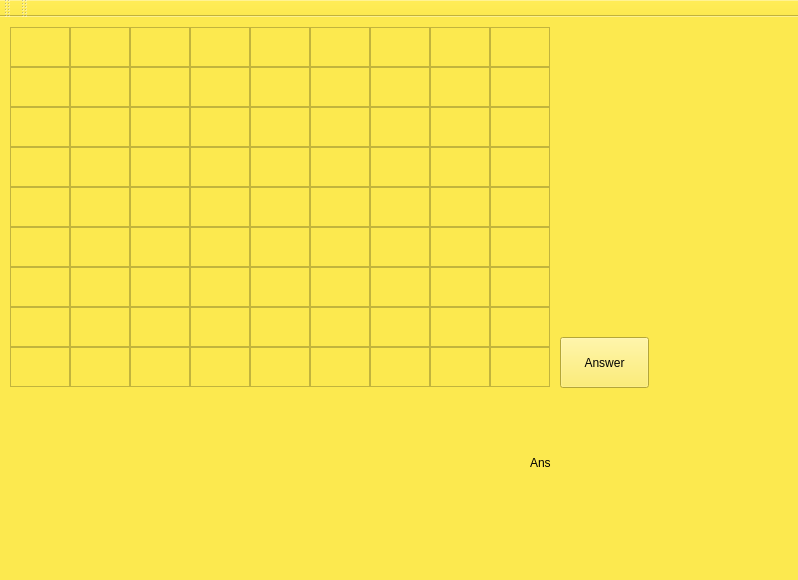
Qt form gui/mainwindow.ui (fastz123/EmbededSW_Proj) before a commit.
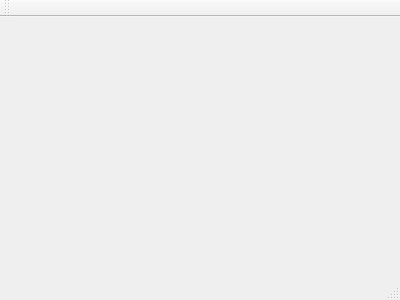
The same form after that commit.

Commit message: this is main.c for gui test

The edit to the form file:
```diff
--- a/gui/mainwindow.ui
+++ b/gui/mainwindow.ui
@@ -1,935 +1,25 @@
 <?xml version="1.0" encoding="UTF-8"?>
 <ui version="4.0">
  <class>MainWindow</class>
- <widget class="QMainWindow" name="MainWindow">
-  <property name="geometry">
+ <widget class="QMainWindow" name="MainWindow" >
+  <property name="geometry" >
    <rect>
     <x>0</x>
     <y>0</y>
-    <width>798</width>
-    <height>580</height>
+    <width>400</width>
+    <height>300</height>
    </rect>
   </property>
   <property name="windowTitle">
    <string>MainWindow</string>
   </property>
-  <property name="autoFillBackground">
-   <bool>false</bool>
-  </property>
-  <property name="styleSheet">
-   <string notr="true">background-color: rgb(252, 233, 79);</string>
-  </property>
-  <widget class="QWidget" name="centralWidget">
-   <widget class="QTextEdit" name="textEdit_2">
-    <property name="geometry">
-     <rect>
-      <x>70</x>
-      <y>10</y>
-      <width>60</width>
-      <height>40</height>
-     </rect>
-    </property>
-    <property name="styleSheet">
-     <string notr="true">color: qlineargradient(spread:pad, x1:0, y1:0, x2:1, y2:0, stop:0 rgba(0, 0, 0, 255), stop:1 rgba(255, 255, 255, 255));</string>
-    </property>
-   </widget>
-   <widget class="QTextEdit" name="textEdit_3">
-    <property name="geometry">
-     <rect>
-      <x>130</x>
-      <y>10</y>
-      <width>60</width>
-      <height>40</height>
-     </rect>
-    </property>
-    <property name="styleSheet">
-     <string notr="true">border-color: rgb(0, 0, 0);</string>
-    </property>
-   </widget>
-   <widget class="QTextEdit" name="textEdit_4">
-    <property name="geometry">
-     <rect>
-      <x>190</x>
-      <y>10</y>
-      <width>60</width>
-      <height>40</height>
-     </rect>
-    </property>
-    <property name="styleSheet">
-     <string notr="true">border-color: rgb(0, 0, 0);
-border-top-color: rgb(0, 0, 0);
-border-left-color: rgb(0, 0, 0);
-border-bottom-color: rgb(0, 0, 0);
-border-left-color: rgb(0, 0, 0);</string>
-    </property>
-   </widget>
-   <widget class="QTextEdit" name="textEdit_8">
-    <property name="geometry">
-     <rect>
-      <x>430</x>
-      <y>10</y>
-      <width>60</width>
-      <height>40</height>
-     </rect>
-    </property>
-   </widget>
-   <widget class="QTextEdit" name="textEdit_6">
-    <property name="geometry">
-     <rect>
-      <x>310</x>
-      <y>10</y>
-      <width>60</width>
-      <height>40</height>
-     </rect>
-    </property>
-   </widget>
-   <widget class="QTextEdit" name="textEdit_7">
-    <property name="geometry">
-     <rect>
-      <x>370</x>
-      <y>10</y>
-      <width>60</width>
-      <height>40</height>
-     </rect>
-    </property>
-   </widget>
-   <widget class="QTextEdit" name="textEdit_5">
-    <property name="geometry">
-     <rect>
-      <x>250</x>
-      <y>10</y>
-      <width>60</width>
-      <height>40</height>
-     </rect>
-    </property>
-   </widget>
-   <widget class="QTextEdit" name="textEdit_9">
-    <property name="geometry">
-     <rect>
-      <x>490</x>
-      <y>10</y>
-      <width>60</width>
-      <height>40</height>
-     </rect>
-    </property>
-   </widget>
-   <widget class="QTextEdit" name="textEdit_18">
-    <property name="geometry">
-     <rect>
-      <x>490</x>
-      <y>50</y>
-      <width>60</width>
-      <height>40</height>
-     </rect>
-    </property>
-   </widget>
-   <widget class="QTextEdit" name="textEdit_13">
-    <property name="geometry">
-     <rect>
-      <x>190</x>
-      <y>50</y>
-      <width>60</width>
-      <height>40</height>
-     </rect>
-    </property>
-   </widget>
-   <widget class="QTextEdit" name="textEdit_14">
-    <property name="geometry">
-     <rect>
-      <x>250</x>
-      <y>50</y>
-      <width>60</width>
-      <height>40</height>
-     </rect>
-    </property>
-   </widget>
-   <widget class="QTextEdit" name="textEdit_16">
-    <property name="geometry">
-     <rect>
-      <x>370</x>
-      <y>50</y>
-      <width>60</width>
-      <height>40</height>
-     </rect>
-    </property>
-   </widget>
-   <widget class="QTextEdit" name="textEdit_11">
-    <property name="geometry">
-     <rect>
-      <x>70</x>
-      <y>50</y>
-      <width>60</width>
-      <height>40</height>
-     </rect>
-    </property>
-    <property name="html">
-     <string>&lt;!DOCTYPE HTML PUBLIC &quot;-//W3C//DTD HTML 4.0//EN&quot; &quot;http://www.w3.org/TR/REC-html40/strict.dtd&quot;&gt;
-&lt;html&gt;&lt;head&gt;&lt;meta name=&quot;qrichtext&quot; content=&quot;1&quot; /&gt;&lt;style type=&quot;text/css&quot;&gt;
-p, li { white-space: pre-wrap; }
-&lt;/style&gt;&lt;/head&gt;&lt;body style=&quot; font-family:'Ubuntu'; font-size:11pt; font-weight:400; font-style:normal;&quot;&gt;
-&lt;p style=&quot;-qt-paragraph-type:empty; margin-top:0px; margin-bottom:0px; margin-left:0px; margin-right:0px; -qt-block-indent:0; text-indent:0px;&quot;&gt;&lt;br /&gt;&lt;/p&gt;&lt;/body&gt;&lt;/html&gt;</string>
-    </property>
-   </widget>
-   <widget class="QTextEdit" name="textEdit_12">
-    <property name="geometry">
-     <rect>
-      <x>130</x>
-      <y>50</y>
-      <width>60</width>
-      <height>40</height>
-     </rect>
-    </property>
-   </widget>
-   <widget class="QTextEdit" name="textEdit_17">
-    <property name="geometry">
-     <rect>
-      <x>430</x>
-      <y>50</y>
-      <width>60</width>
-      <height>40</height>
-     </rect>
-    </property>
-   </widget>
-   <widget class="QTextEdit" name="textEdit_15">
-    <property name="geometry">
-     <rect>
-      <x>310</x>
-      <y>50</y>
-      <width>60</width>
-      <height>40</height>
-     </rect>
-    </property>
-   </widget>
-   <widget class="QTextEdit" name="textEdit_10">
-    <property name="geometry">
-     <rect>
-      <x>10</x>
-      <y>50</y>
-      <width>60</width>
-      <height>40</height>
-     </rect>
-    </property>
-   </widget>
-   <widget class="QTextEdit" name="textEdit_28">
-    <property name="geometry">
-     <rect>
-      <x>10</x>
-      <y>130</y>
-      <width>60</width>
-      <height>40</height>
-     </rect>
-    </property>
-   </widget>
-   <widget class="QTextEdit" name="textEdit_35">
-    <property name="geometry">
-     <rect>
-      <x>430</x>
-      <y>130</y>
-      <width>60</width>
-      <height>40</height>
-     </rect>
-    </property>
-   </widget>
-   <widget class="QTextEdit" name="textEdit_32">
-    <property name="geometry">
-     <rect>
-      <x>250</x>
-      <y>130</y>
-      <width>60</width>
-      <height>40</height>
-     </rect>
-    </property>
-   </widget>
-   <widget class="QTextEdit" name="textEdit_30">
-    <property name="geometry">
-     <rect>
-      <x>130</x>
-      <y>130</y>
-      <width>60</width>
-      <height>40</height>
-     </rect>
-    </property>
-   </widget>
-   <widget class="QTextEdit" name="textEdit_20">
-    <property name="geometry">
-     <rect>
-      <x>70</x>
-      <y>90</y>
-      <width>60</width>
-      <height>40</height>
-     </rect>
-    </property>
-   </widget>
-   <widget class="QTextEdit" name="textEdit_22">
-    <property name="geometry">
-     <rect>
-      <x>190</x>
-      <y>90</y>
-      <width>60</width>
-      <height>40</height>
-     </rect>
-    </property>
-   </widget>
-   <widget class="QTextEdit" name="textEdit_23">
-    <property name="geometry">
-     <rect>
-      <x>250</x>
-      <y>90</y>
-      <width>60</width>
-      <height>40</height>
-     </rect>
-    </property>
-   </widget>
-   <widget class="QTextEdit" name="textEdit_26">
-    <property name="geometry">
-     <rect>
-      <x>430</x>
-      <y>90</y>
-      <width>60</width>
-      <height>40</height>
-     </rect>
-    </property>
-   </widget>
-   <widget class="QTextEdit" name="textEdit_34">
-    <property name="geometry">
-     <rect>
-      <x>370</x>
-      <y>130</y>
-      <width>60</width>
-      <height>40</height>
-     </rect>
-    </property>
-   </widget>
-   <widget class="QTextEdit" name="textEdit_33">
-    <property name="geometry">
-     <rect>
-      <x>310</x>
-      <y>130</y>
-      <width>60</width>
-      <height>40</height>
-     </rect>
-    </property>
-   </widget>
-   <widget class="QTextEdit" name="textEdit_29">
-    <property name="geometry">
-     <rect>
-      <x>70</x>
-      <y>130</y>
-      <width>60</width>
-      <height>40</height>
-     </rect>
-    </property>
-    <property name="styleSheet">
-     <string notr="true">gridline-color: rgb(0, 0, 0);</string>
-    </property>
-   </widget>
-   <widget class="QTextEdit" name="textEdit_21">
-    <property name="geometry">
-     <rect>
-      <x>130</x>
-      <y>90</y>
-      <width>60</width>
-      <height>40</height>
-     </rect>
-    </property>
-   </widget>
-   <widget class="QTextEdit" name="textEdit_27">
-    <property name="geometry">
-     <rect>
-      <x>490</x>
-      <y>90</y>
-      <width>60</width>
-      <height>40</height>
-     </rect>
-    </property>
-   </widget>
-   <widget class="QTextEdit" name="textEdit_24">
-    <property name="geometry">
-     <rect>
-      <x>310</x>
-      <y>90</y>
-      <width>60</width>
-      <height>40</height>
-     </rect>
-    </property>
-   </widget>
-   <widget class="QTextEdit" name="textEdit_19">
-    <property name="geometry">
-     <rect>
-      <x>10</x>
-      <y>90</y>
-      <width>60</width>
-      <height>40</height>
-     </rect>
-    </property>
-   </widget>
-   <widget class="QTextEdit" name="textEdit_31">
-    <property name="geometry">
-     <rect>
-      <x>190</x>
-      <y>130</y>
-      <width>60</width>
-      <height>40</height>
-     </rect>
-    </property>
-   </widget>
-   <widget class="QTextEdit" name="textEdit_36">
-    <property name="geometry">
-     <rect>
-      <x>490</x>
-      <y>130</y>
-      <width>60</width>
-      <height>40</height>
-     </rect>
-    </property>
-   </widget>
-   <widget class="QTextEdit" name="textEdit_25">
-    <property name="geometry">
-     <rect>
-      <x>370</x>
-      <y>90</y>
-      <width>60</width>
-      <height>40</height>
-     </rect>
-    </property>
-   </widget>
-   <widget class="QTextEdit" name="textEdit_61">
-    <property name="geometry">
-     <rect>
-      <x>370</x>
-      <y>250</y>
-      <width>60</width>
-      <height>40</height>
-     </rect>
-    </property>
-   </widget>
-   <widget class="QTextEdit" name="textEdit_56">
-    <property name="geometry">
-     <rect>
-      <x>70</x>
-      <y>250</y>
-      <width>60</width>
-      <height>40</height>
-     </rect>
-    </property>
-   </widget>
-   <widget class="QTextEdit" name="textEdit_70">
-    <property name="geometry">
-     <rect>
-      <x>370</x>
-      <y>290</y>
-      <width>60</width>
-      <height>40</height>
-     </rect>
-    </property>
-   </widget>
-   <widget class="QTextEdit" name="textEdit_55">
-    <property name="geometry">
-     <rect>
-      <x>10</x>
-      <y>250</y>
-      <width>60</width>
-      <height>40</height>
-     </rect>
-    </property>
-   </widget>
-   <widget class="QTextEdit" name="textEdit_59">
-    <property name="geometry">
-     <rect>
-      <x>250</x>
-      <y>250</y>
-      <width>60</width>
-      <height>40</height>
-     </rect>
-    </property>
-   </widget>
-   <widget class="QTextEdit" name="textEdit_53">
-    <property name="geometry">
-     <rect>
-      <x>430</x>
-      <y>210</y>
-      <width>60</width>
-      <height>40</height>
-     </rect>
-    </property>
-    <property name="styleSheet">
-     <string notr="true">selection-color: rgb(0, 0, 0);</string>
-    </property>
-   </widget>
-   <widget class="QTextEdit" name="textEdit_50">
-    <property name="geometry">
-     <rect>
-      <x>250</x>
-      <y>210</y>
-      <width>60</width>
-      <height>40</height>
-     </rect>
-    </property>
-   </widget>
-   <widget class="QTextEdit" name="textEdit_58">
-    <property name="geometry">
-     <rect>
-      <x>190</x>
-      <y>250</y>
-      <width>60</width>
-      <height>40</height>
-     </rect>
-    </property>
-   </widget>
-   <widget class="QTextEdit" name="textEdit_57">
-    <property name="geometry">
-     <rect>
-      <x>130</x>
-      <y>250</y>
-      <width>60</width>
-      <height>40</height>
-     </rect>
-    </property>
-   </widget>
-   <widget class="QTextEdit" name="textEdit_62">
-    <property name="geometry">
-     <rect>
-      <x>430</x>
-      <y>250</y>
-      <width>60</width>
-      <height>40</height>
-     </rect>
-    </property>
-   </widget>
-   <widget class="QTextEdit" name="textEdit_48">
-    <property name="geometry">
-     <rect>
-      <x>130</x>
-      <y>210</y>
-      <width>60</width>
-      <height>40</height>
-     </rect>
-    </property>
-   </widget>
-   <widget class="QTextEdit" name="textEdit_69">
-    <property name="geometry">
-     <rect>
-      <x>310</x>
-      <y>290</y>
-      <width>60</width>
-      <height>40</height>
-     </rect>
-    </property>
-   </widget>
-   <widget class="QTextEdit" name="textEdit_38">
-    <property name="geometry">
-     <rect>
-      <x>70</x>
-      <y>170</y>
-      <width>60</width>
-      <height>40</height>
-     </rect>
-    </property>
-   </widget>
-   <widget class="QTextEdit" name="textEdit_40">
-    <property name="geometry">
-     <rect>
-      <x>190</x>
-      <y>170</y>
-      <width>60</width>
-      <height>40</height>
-     </rect>
-    </property>
-   </widget>
-   <widget class="QTextEdit" name="textEdit_41">
-    <property name="geometry">
-     <rect>
-      <x>250</x>
-      <y>170</y>
-      <width>60</width>
-      <height>40</height>
-     </rect>
-    </property>
-    <property name="styleSheet">
-     <string notr="true">color: rgb(0, 0, 0);</string>
-    </property>
-   </widget>
-   <widget class="QTextEdit" name="textEdit_68">
-    <property name="geometry">
-     <rect>
-      <x>250</x>
-      <y>290</y>
-      <width>60</width>
-      <height>40</height>
-     </rect>
-    </property>
-   </widget>
-   <widget class="QTextEdit" name="textEdit_65">
-    <property name="geometry">
-     <rect>
-      <x>70</x>
-      <y>290</y>
-      <width>60</width>
-      <height>40</height>
-     </rect>
-    </property>
-   </widget>
-   <widget class="QTextEdit" name="textEdit_63">
-    <property name="geometry">
-     <rect>
-      <x>490</x>
-      <y>250</y>
-      <width>60</width>
-      <height>40</height>
-     </rect>
-    </property>
-   </widget>
-   <widget class="QTextEdit" name="textEdit_44">
-    <property name="geometry">
-     <rect>
-      <x>430</x>
-      <y>170</y>
-      <width>60</width>
-      <height>40</height>
-     </rect>
-    </property>
-   </widget>
-   <widget class="QTextEdit" name="textEdit_64">
-    <property name="geometry">
-     <rect>
-      <x>10</x>
-      <y>290</y>
-      <width>60</width>
-      <height>40</height>
-     </rect>
-    </property>
-   </widget>
-   <widget class="QTextEdit" name="textEdit_67">
-    <property name="geometry">
-     <rect>
-      <x>190</x>
-      <y>290</y>
-      <width>60</width>
-      <height>40</height>
-     </rect>
-    </property>
-   </widget>
-   <widget class="QTextEdit" name="textEdit_66">
-    <property name="geometry">
-     <rect>
-      <x>130</x>
-      <y>290</y>
-      <width>60</width>
-      <height>40</height>
-     </rect>
-    </property>
-   </widget>
-   <widget class="QTextEdit" name="textEdit_60">
-    <property name="geometry">
-     <rect>
-      <x>310</x>
-      <y>250</y>
-      <width>60</width>
-      <height>40</height>
-     </rect>
-    </property>
-   </widget>
-   <widget class="QTextEdit" name="textEdit_52">
-    <property name="geometry">
-     <rect>
-      <x>370</x>
-      <y>210</y>
-      <width>60</width>
-      <height>40</height>
-     </rect>
-    </property>
-   </widget>
-   <widget class="QTextEdit" name="textEdit_51">
-    <property name="geometry">
-     <rect>
-      <x>310</x>
-      <y>210</y>
-      <width>60</width>
-      <height>40</height>
-     </rect>
-    </property>
-   </widget>
-   <widget class="QTextEdit" name="textEdit_47">
-    <property name="geometry">
-     <rect>
-      <x>70</x>
-      <y>210</y>
-      <width>60</width>
-      <height>40</height>
-     </rect>
-    </property>
-   </widget>
-   <widget class="QTextEdit" name="textEdit_39">
-    <property name="geometry">
-     <rect>
-      <x>130</x>
-      <y>170</y>
-      <width>60</width>
-      <height>40</height>
-     </rect>
-    </property>
-   </widget>
-   <widget class="QTextEdit" name="textEdit_45">
-    <property name="geometry">
-     <rect>
-      <x>490</x>
-      <y>170</y>
-      <width>60</width>
-      <height>40</height>
-     </rect>
-    </property>
-   </widget>
-   <widget class="QTextEdit" name="textEdit_71">
-    <property name="geometry">
-     <rect>
-      <x>430</x>
-      <y>290</y>
-      <width>60</width>
-      <height>40</height>
-     </rect>
-    </property>
-   </widget>
-   <widget class="QTextEdit" name="textEdit_42">
-    <property name="geometry">
-     <rect>
-      <x>310</x>
-      <y>170</y>
-      <width>60</width>
-      <height>40</height>
-     </rect>
-    </property>
-   </widget>
-   <widget class="QTextEdit" name="textEdit_37">
-    <property name="geometry">
-     <rect>
-      <x>10</x>
-      <y>170</y>
-      <width>60</width>
-      <height>40</height>
-     </rect>
-    </property>
-   </widget>
-   <widget class="QTextEdit" name="textEdit_46">
-    <property name="geometry">
-     <rect>
-      <x>10</x>
-      <y>210</y>
-      <width>60</width>
-      <height>40</height>
-     </rect>
-    </property>
-   </widget>
-   <widget class="QTextEdit" name="textEdit_49">
-    <property name="geometry">
-     <rect>
-      <x>190</x>
-      <y>210</y>
-      <width>60</width>
-      <height>40</height>
-     </rect>
-    </property>
-   </widget>
-   <widget class="QTextEdit" name="textEdit_54">
-    <property name="geometry">
-     <rect>
-      <x>490</x>
-      <y>210</y>
-      <width>60</width>
-      <height>40</height>
-     </rect>
-    </property>
-   </widget>
-   <widget class="QTextEdit" name="textEdit_43">
-    <property name="geometry">
-     <rect>
-      <x>370</x>
-      <y>170</y>
-      <width>60</width>
-      <height>40</height>
-     </rect>
-    </property>
-   </widget>
-   <widget class="QTextEdit" name="textEdit_72">
-    <property name="geometry">
-     <rect>
-      <x>490</x>
-      <y>290</y>
-      <width>60</width>
-      <height>40</height>
-     </rect>
-    </property>
-   </widget>
-   <widget class="QTextEdit" name="textEdit_79">
-    <property name="geometry">
-     <rect>
-      <x>370</x>
-      <y>330</y>
-      <width>60</width>
-      <height>40</height>
-     </rect>
-    </property>
-    <property name="styleSheet">
-     <string notr="true">selection-color: rgb(0, 0, 0);</string>
-    </property>
-   </widget>
-   <widget class="QTextEdit" name="textEdit_80">
-    <property name="geometry">
-     <rect>
-      <x>430</x>
-      <y>330</y>
-      <width>60</width>
-      <height>40</height>
-     </rect>
-    </property>
-    <property name="autoFillBackground">
-     <bool>true</bool>
-    </property>
-    <property name="styleSheet">
-     <string notr="true">border-color: rgb(0, 0, 0);</string>
-    </property>
-   </widget>
-   <widget class="QTextEdit" name="textEdit_78">
-    <property name="geometry">
-     <rect>
-      <x>310</x>
-      <y>330</y>
-      <width>60</width>
-      <height>40</height>
-     </rect>
-    </property>
-   </widget>
-   <widget class="QTextEdit" name="textEdit_77">
-    <property name="geometry">
-     <rect>
-      <x>250</x>
-      <y>330</y>
-      <width>60</width>
-      <height>40</height>
-     </rect>
-    </property>
-   </widget>
-   <widget class="QTextEdit" name="textEdit_74">
-    <property name="geometry">
-     <rect>
-      <x>70</x>
-      <y>330</y>
-      <width>60</width>
-      <height>40</height>
-     </rect>
-    </property>
-   </widget>
-   <widget class="QTextEdit" name="textEdit_75">
-    <property name="geometry">
-     <rect>
-      <x>130</x>
-      <y>330</y>
-      <width>60</width>
-      <height>40</height>
-     </rect>
-    </property>
-   </widget>
-   <widget class="QTextEdit" name="textEdit_81">
-    <property name="geometry">
-     <rect>
-      <x>490</x>
-      <y>330</y>
-      <width>60</width>
-      <height>40</height>
-     </rect>
-    </property>
-   </widget>
-   <widget class="QTextEdit" name="textEdit_76">
-    <property name="geometry">
-     <rect>
-      <x>190</x>
-      <y>330</y>
-      <width>60</width>
-      <height>40</height>
-     </rect>
-    </property>
-   </widget>
-   <widget class="QTextEdit" name="textEdit_73">
-    <property name="geometry">
-     <rect>
-      <x>10</x>
-      <y>330</y>
-      <width>60</width>
-      <height>40</height>
-     </rect>
-    </property>
-   </widget>
-   <widget class="QPushButton" name="pushButton">
-    <property name="geometry">
-     <rect>
-      <x>560</x>
-      <y>320</y>
-      <width>89</width>
-      <height>51</height>
-     </rect>
-    </property>
-    <property name="text">
-     <string>Answer</string>
-    </property>
-   </widget>
-   <widget class="QTextEdit" name="textEdit_1">
-    <property name="geometry">
-     <rect>
-      <x>10</x>
-      <y>10</y>
-      <width>60</width>
-      <height>40</height>
-     </rect>
-    </property>
-    <property name="styleSheet">
-     <string notr="true">color: qlineargradient(spread:pad, x1:0, y1:0, x2:1, y2:0, stop:0 rgba(0, 0, 0, 255), stop:1 rgba(255, 255, 255, 255));</string>
-    </property>
-   </widget>
-   <widget class="QLabel" name="Answerlabel">
-    <property name="geometry">
-     <rect>
-      <x>530</x>
-      <y>380</y>
-      <width>251</width>
-      <height>131</height>
-     </rect>
-    </property>
-    <property name="text">
-     <string>Ans</string>
-    </property>
-   </widget>
-  </widget>
-  <widget class="QMenuBar" name="menuBar">
-   <property name="geometry">
-    <rect>
-     <x>0</x>
-     <y>0</y>
-     <width>798</width>
-     <height>22</height>
-    </rect>
-   </property>
-  </widget>
-  <widget class="QToolBar" name="mainToolBar">
-   <attribute name="toolBarArea">
-    <enum>TopToolBarArea</enum>
-   </attribute>
-   <attribute name="toolBarBreak">
-    <bool>false</bool>
-   </attribute>
-  </widget>
-  <widget class="QStatusBar" name="statusBar"/>
-  <widget class="QToolBar" name="toolBar">
-   <property name="windowTitle">
-    <string>toolBar</string>
-   </property>
-   <attribute name="toolBarArea">
-    <enum>TopToolBarArea</enum>
-   </attribute>
-   <attribute name="toolBarBreak">
-    <bool>false</bool>
-   </attribute>
-  </widget>
+  <widget class="QMenuBar" name="menuBar" />
+  <widget class="QToolBar" name="mainToolBar" />
+  <widget class="QWidget" name="centralWidget" />
+  <widget class="QStatusBar" name="statusBar" />
  </widget>
- <layoutdefault spacing="6" margin="11"/>
+ <layoutDefault spacing="6" margin="11" />
+ <pixmapfunction></pixmapfunction>
  <resources/>
  <connections/>
 </ui>
```
Left out of the diff: 3 changed lines with no effect on the pictures. The commit also changes 5 other files.
